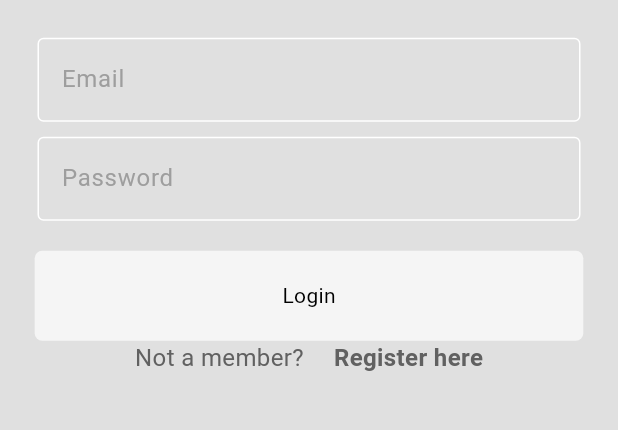
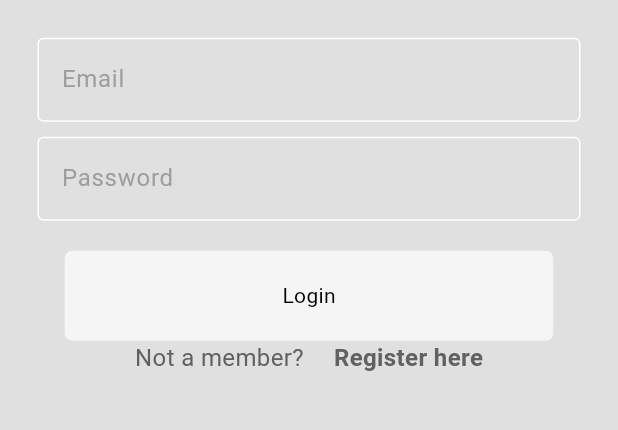
Before and after one commit to BetelTagesse/Food_Delivery_App, a Flutter app: the screen it shows after launch, on a phone screen of 412 x 824 dp, the part 506-936 px from its top. Run offline on Flutter 3.47's test engine with Material 3 defaults, Android fonts, the phone set to English and light mode, and no system bars.

```diff
--- a/lib/components/my_button.dart
+++ b/lib/components/my_button.dart
@@ -11,7 +11,7 @@ class MyButton extends StatelessWidget {
     return GestureDetector(
       onTap: onTap,
       child: Container(
-        padding: const EdgeInsets.symmetric(horizontal: 165, vertical: 20),
+        padding: const EdgeInsets.symmetric(horizontal: 145, vertical: 20),
         // margin: const EdgeInsets.symmetric(horizontal: 5),
         decoration: BoxDecoration(
           color: Theme.of(context).colorScheme.secondary,
--- a/lib/pages/food_page.dart
+++ b/lib/pages/food_page.dart
@@ -1,4 +1,5 @@
 import 'package:flutter/material.dart';
+import 'package:flutter/widgets.dart';
 import 'package:food_delivery_app/components/my_button.dart';
 import 'package:food_delivery_app/models/food.dart';
 
@@ -97,7 +98,7 @@ class _FoodPageState extends State<FoodPage> {
                   SizedBox(
                     height: 15,
                   ),
-                  MyButton(onTap: () {}, text: 'Add To  Cart')
+                  MyButton(onTap: () {}, text: 'Add To Cart')
                 ],
               ),
             ),
```
